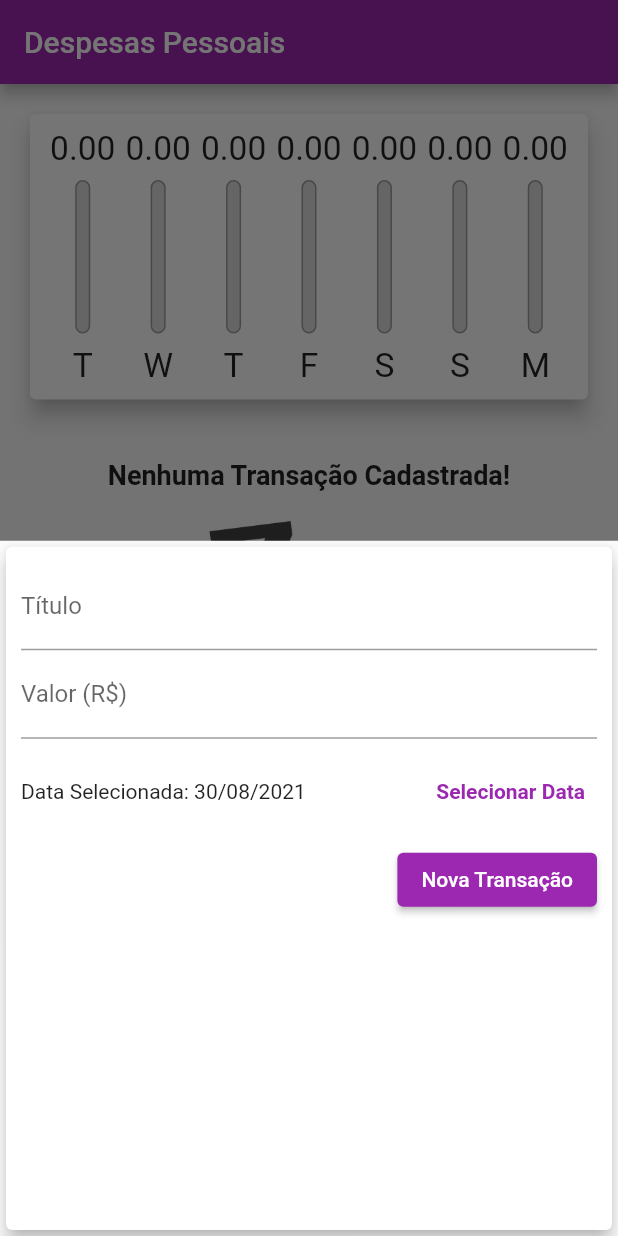
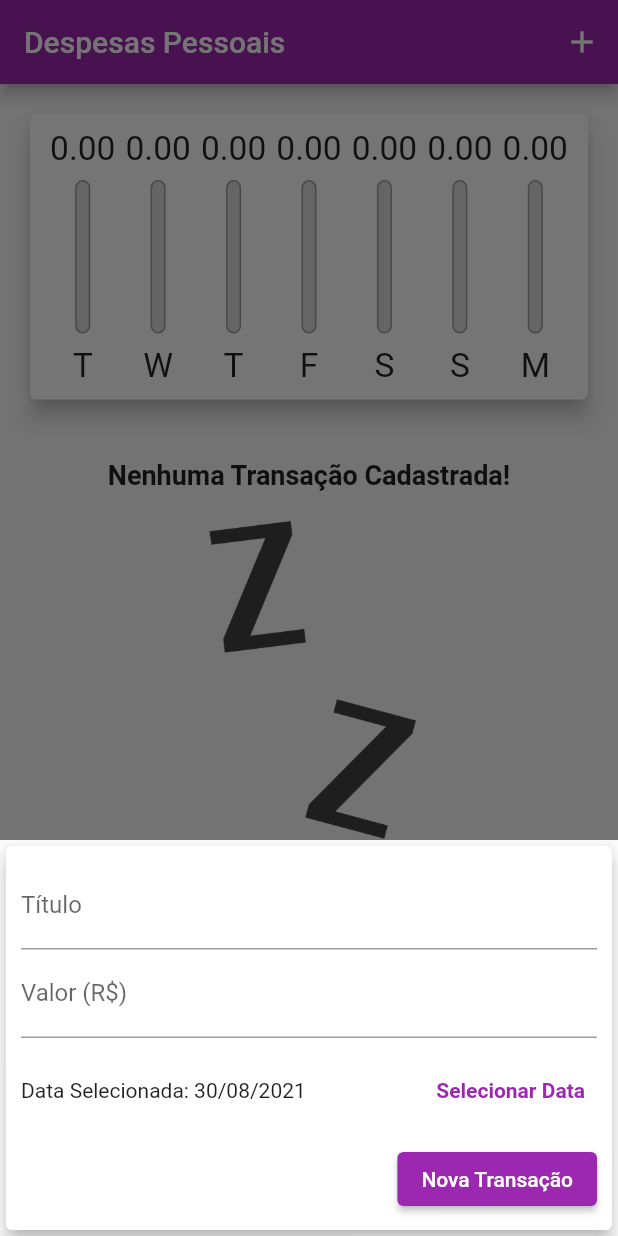
Before and after one commit to helderzack/curso_flutter, a Flutter app: the screen it shows after launch, after a tap on the "add" icon, on a phone screen of 412 x 824 dp. Run offline on Flutter 3.47's test engine with Material 2 defaults, Android fonts, the phone set to English and light mode, and no system bars; our stand-ins replace sqflite; accounts and stored records are empty.

Commit message:
Iplementation of adaptative widgets

```diff
--- /dev/null
+++ b/despesas_pessoais/lib/components/adaptative_button.dart
@@ -0,0 +1,30 @@
+import 'dart:io';
+import 'package:flutter/cupertino.dart';
+import 'package:flutter/material.dart';
+
+class AdaptativeButton extends StatelessWidget {
+  final String label;
+  final Function() onPressed;
+
+  AdaptativeButton({required this.label, required this.onPressed});
+
+  @override
+  Widget build(BuildContext context) {
+    return Platform.isIOS
+        ? CupertinoButton(
+            child: Text(label),
+            color: Theme.of(context).primaryColor,
+            padding: EdgeInsets.symmetric(
+              horizontal: 20,
+            ),
+            onPressed: onPressed,
+          )
+        : ElevatedButton(
+            style: ElevatedButton.styleFrom(
+              primary: Theme.of(context).primaryColor,
+            ),
+            child: Text(label),
+            onPressed: onPressed,
+          );
+  }
+}
--- /dev/null
+++ b/despesas_pessoais/lib/components/adaptative_date_picker.dart
@@ -0,0 +1,59 @@
+import 'dart:io';
+import 'package:flutter/cupertino.dart';
+import 'package:flutter/material.dart';
+import 'package:intl/intl.dart';
+
+class AdptativeDatePicker extends StatelessWidget {
+  final DateTime selectedDate;
+  final Function(DateTime) onDateChanged;
+
+  AdptativeDatePicker(
+      {required this.selectedDate, required this.onDateChanged});
+
+  _openDatePicker(BuildContext context) {
+    showDatePicker(
+      context: context,
+      initialDate: DateTime.now(),
+      firstDate: DateTime(2019),
+      lastDate: DateTime.now(),
+    ).then((pickedDate) {
+      onDateChanged(pickedDate!);
+    });
+  }
+
+  @override
+  Widget build(BuildContext context) {
+    return Platform.isIOS
+        ? Container(
+            height: 180,
+            child: CupertinoDatePicker(
+              mode: CupertinoDatePickerMode.date,
+              initialDateTime: DateTime.now(),
+              minimumDate: DateTime(2019),
+              maximumDate: DateTime.now(),
+              onDateTimeChanged: onDateChanged,
+            ),
+          )
+        : Container(
+            height: 70,
+            child: Row(
+              mainAxisAlignment: MainAxisAlignment.spaceBetween,
+              children: [
+                Expanded(
+                  child: Text(
+                      'Data Selecionada: ${DateFormat('dd/MM/y').format(selectedDate)}'),
+                ),
+                TextButton(
+                  child: Text(
+                    'Selecionar Data',
+                    style: TextStyle(
+                      fontWeight: FontWeight.bold,
+                    ),
+                  ),
+                  onPressed: () => _openDatePicker(context),
+                )
+              ],
+            ),
+          );
+  }
+}
--- /dev/null
+++ b/despesas_pessoais/lib/components/adaptative_text_field.dart
@@ -0,0 +1,41 @@
+import 'dart:io';
+import 'package:flutter/cupertino.dart';
+import 'package:flutter/material.dart';
+
+class AdaptativeTextField extends StatelessWidget {
+  final String label;
+  final TextEditingController controller;
+  final TextInputType? keyboardType;
+  final Function(String) onSubmitted;
+
+  AdaptativeTextField({
+    required this.label,
+    required this.controller,
+    this.keyboardType,
+    required this.onSubmitted,
+  });
+
+  @override
+  Widget build(BuildContext context) {
+    return Platform.isIOS
+        ? Padding(
+            padding: const EdgeInsets.only(bottom: 10),
+            child: CupertinoTextField(
+              placeholder: label,
+              controller: controller,
+              padding: EdgeInsets.symmetric(
+                horizontal: 6,
+                vertical: 12,
+              ),
+              onSubmitted: onSubmitted,
+              keyboardType: keyboardType,
+            ),
+          )
+        : TextField(
+            decoration: InputDecoration(labelText: label),
+            controller: controller,
+            onSubmitted: onSubmitted,
+            keyboardType: keyboardType,
+          );
+  }
+}
--- a/despesas_pessoais/lib/components/financial_transaction_form.dart
+++ b/despesas_pessoais/lib/components/financial_transaction_form.dart
@@ -1,5 +1,7 @@
+import 'package:despesas_pessoais/components/adaptative_button.dart';
+import 'package:despesas_pessoais/components/adaptative_date_picker.dart';
+import 'package:despesas_pessoais/components/adaptative_text_field.dart';
 import 'package:flutter/material.dart';
-import 'package:intl/intl.dart';
 
 class FinancialTransactionForm extends StatefulWidget {
   final void Function(String, double, DateTime) onSubmit;
@@ -7,7 +9,8 @@ class FinancialTransactionForm extends StatefulWidget {
   FinancialTransactionForm(this.onSubmit);
 
   @override
-  FinancialTransactionFormState createState() => FinancialTransactionFormState();
+  FinancialTransactionFormState createState() =>
+      FinancialTransactionFormState();
 }
 
 class FinancialTransactionFormState extends State<FinancialTransactionForm> {
@@ -26,71 +29,52 @@ class FinancialTransactionFormState extends State<FinancialTransactionForm> {
     widget.onSubmit(title, value, _selectedDate);
   }
 
-  _openDatePicker() {
-    showDatePicker(
-      context: context,
-      initialDate: DateTime.now(),
-      firstDate: DateTime(2019),
-      lastDate: DateTime.now(),
-    ).then((pickedDate) {
-      setState(() {
-        _selectedDate = pickedDate as DateTime;
-      });
-    });
-  }
-
   @override
   Widget build(BuildContext context) {
-    return Card(
+    return SingleChildScrollView(
+      child: Card(
         elevation: 5,
         child: Padding(
-        padding: const EdgeInsets.all(10),
+          padding: EdgeInsets.only(
+            top: 10,
+            right: 10,
+            left: 10,
+            bottom: 10 + MediaQuery.of(context).viewInsets.bottom,
+          ),
           child: Column(
             children: [
-            TextField(
+              AdaptativeTextField(
+                label: 'Título',
                 controller: _titleController,
                 onSubmitted: (_) => _submitForm(),
-              decoration: InputDecoration(labelText: 'Título'),
               ),
-            TextField(
+              AdaptativeTextField(
+                label: 'Valor (R\$)',
                 controller: _valueController,
-              decoration: InputDecoration(labelText: 'Valor (R\$)'),
                 keyboardType: TextInputType.numberWithOptions(decimal: true),
                 onSubmitted: (_) => _submitForm(),
               ),
-            Container(
-              height: 70,
-              child: Row(
-                mainAxisAlignment: MainAxisAlignment.spaceBetween,
-                children: [
-                  Expanded(
-                    child: Text(
-                        'Data Selecionada: ${DateFormat('dd/MM/y').format(_selectedDate)}'),
-                  ),
-                  TextButton(
-                    child: Text(
-                      'Selecionar Data',
-                      style: TextStyle(
-                        fontWeight: FontWeight.bold,
-                      ),
-                    ),
-                    onPressed: () => _openDatePicker(),
-                  )
-                ],
-              ),
+              AdptativeDatePicker(
+                selectedDate: _selectedDate,
+                onDateChanged: (newDate) {
+                  setState(() {
+                    _selectedDate = newDate;
+                  });
+                },
               ),
               Row(
                 mainAxisAlignment: MainAxisAlignment.end,
                 children: [
-                ElevatedButton(
-                  child: Text('Nova Transação'),
-                  onPressed: () => _submitForm(),
-                )
+                  AdaptativeButton(
+                    label: 'Nova Transação',
+                    onPressed: _submitForm,
+                  ),
                 ],
               ),
             ],
           ),
         ),
+      ),
     );
   }
 }
--- a/despesas_pessoais/lib/components/financial_transaction_list.dart
+++ b/despesas_pessoais/lib/components/financial_transaction_list.dart
@@ -69,12 +69,22 @@ class FinancialTransactionList extends StatelessWidget {
                     subtitle: Text(
                       DateFormat('d MMM y').format(transaction.date),
                     ),
-                    trailing: IconButton(
-                      icon: Icon(Icons.delete),
-                      color: Theme.of(context).errorColor,
-                      onPressed: () => _confirmRemovalOfTransaction(
-                          context, transaction.id!),
-                    ),
+                    trailing: MediaQuery.of(context).size.width > 400
+                        ? TextButton.icon(
+                            icon: Icon(Icons.delete),
+                            label: Text('Remove'),
+                            style: TextButton.styleFrom(
+                              primary: Theme.of(context).errorColor
+                            ),
+                            onPressed: () => _confirmRemovalOfTransaction(
+                                context, transaction.id!),
+                          )
+                        : IconButton(
+                            icon: Icon(Icons.delete),
+                            color: Theme.of(context).errorColor,
+                            onPressed: () => _confirmRemovalOfTransaction(
+                                context, transaction.id!),
+                          ),
                   ),
                 );
               }).toList(),
--- a/despesas_pessoais/lib/main.dart
+++ b/despesas_pessoais/lib/main.dart
@@ -1,3 +1,6 @@
+import 'dart:io';
+
+import 'package:flutter/cupertino.dart';
 import 'package:flutter/material.dart';
 import 'models/financial_transaction.dart';
 import '../components/chart.dart';
@@ -66,34 +69,55 @@ class _MyHomePageState extends State<MyHomePage> {
     }).toList();
   }
 
+  Widget _getIconButton(IconData icon, Function() fn) {
+    return Platform.isIOS
+        ? GestureDetector(
+            child: Icon(icon),
+            onTap: fn,
+          )
+        : IconButton(
+            onPressed: fn,
+            icon: Icon(icon),
+          );
+  }
+
   @override
   Widget build(BuildContext context) {
-    bool isLandscape =
-        MediaQuery.of(context).orientation == Orientation.landscape;
+    final mediaQuery = MediaQuery.of(context);
+    bool isLandscape = mediaQuery.orientation == Orientation.landscape;
 
-    final appBar = AppBar(
-      backgroundColor: Colors.purple,
-      title: Text("Despesas Pessoais"),
-      actions: [
+    final iconList = Platform.isIOS ? CupertinoIcons.square_list : Icons.list;
+    final chartList =
+        Platform.isIOS ? CupertinoIcons.chart_bar : Icons.stacked_bar_chart;
+
+    final actions = <Widget>[
       if (isLandscape)
-          IconButton(
-            icon: Icon(_showChart ? Icons.list : Icons.stacked_bar_chart),
-            onPressed: () {
+        _getIconButton(
+          _showChart ? iconList : chartList,
+          () {
             setState(() {
               _showChart = !_showChart;
             });
           },
         ),
-      ],
+      _getIconButton(
+        Platform.isIOS ? CupertinoIcons.add : Icons.add,
+        () => _openTransactionForm(),
+      ),
+    ];
+
+    final appBar = AppBar(
+      backgroundColor: Colors.purple,
+      title: Text("Despesas Pessoais"),
+      actions: actions,
     );
 
-    final availableHeight = MediaQuery.of(context).size.height -
+    final availableHeight = mediaQuery.size.height -
         appBar.preferredSize.height -
-        MediaQuery.of(context).padding.top;
+        mediaQuery.padding.top;
 
-    return Scaffold(
-      appBar: appBar,
-      body: SingleChildScrollView(
+    final bodyPage = SafeArea(
+      child: SingleChildScrollView(
         child: FutureBuilder<List<FinancialTransaction>>(
           future: DatabaseHelper.instance.getFinancialTransaction(),
           builder: (BuildContext context,
@@ -108,11 +132,11 @@ class _MyHomePageState extends State<MyHomePage> {
               children: [
                 if (_showChart || !isLandscape)
                   Container(
-                      height: availableHeight * (isLandscape ? 0.7 : 0.3),
+                      height: availableHeight * (isLandscape ? 0.8 : 0.3),
                       child: Chart(_getRecentTransactions(snapshot.data!))),
                 if (!_showChart || !isLandscape)
                   Container(
-                      height: availableHeight * 0.7,
+                      height: availableHeight * (isLandscape ? 1 : 0.7),
                       child: FinancialTransactionList(
                           snapshot.data!, _removeTransaction)),
               ],
@@ -120,11 +144,30 @@ class _MyHomePageState extends State<MyHomePage> {
           },
         ),
       ),
-      floatingActionButton: FloatingActionButton(
+    );
+
+    return Platform.isIOS
+        ? CupertinoPageScaffold(
+            navigationBar: CupertinoNavigationBar(
+              middle: Text('Despesas Pessoais'),
+              trailing: Row(
+                mainAxisSize: MainAxisSize.min,
+                children: actions,
+              ),
+            ),
+            child: bodyPage,
+          )
+        : Scaffold(
+            appBar: appBar,
+            body: bodyPage,
+            floatingActionButton: Platform.isIOS
+                ? Container()
+                : FloatingActionButton(
                     child: Icon(Icons.add),
                     onPressed: () => _openTransactionForm(),
                   ),
-      floatingActionButtonLocation: FloatingActionButtonLocation.centerFloat,
+            floatingActionButtonLocation:
+                FloatingActionButtonLocation.centerFloat,
           );
   }
 }
```
Lines whose indentation alone changed are shown as unchanged.
